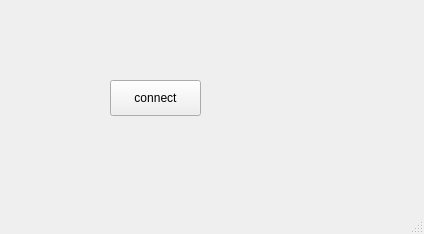
This is networkSockets/mainwindow.ui in cchafe/creating_a_musical_inferface as Qt 5 draws it before an edit. The edited form follows.
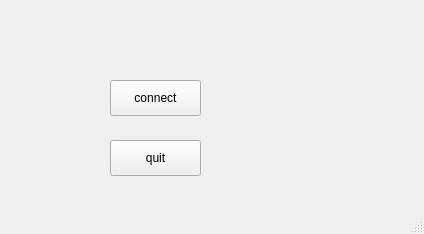
This is the edited form.

The edit to the form file:
```diff
--- a/networkSockets/mainwindow.ui
+++ b/networkSockets/mainwindow.ui
@@ -27,6 +27,19 @@
      <string>connect</string>
     </property>
    </widget>
+   <widget class="QPushButton" name="quithButton">
+    <property name="geometry">
+     <rect>
+      <x>110</x>
+      <y>140</y>
+      <width>91</width>
+      <height>36</height>
+     </rect>
+    </property>
+    <property name="text">
+     <string>quit</string>
+    </property>
+   </widget>
   </widget>
   <widget class="QMenuBar" name="menubar">
    <property name="geometry">
```
